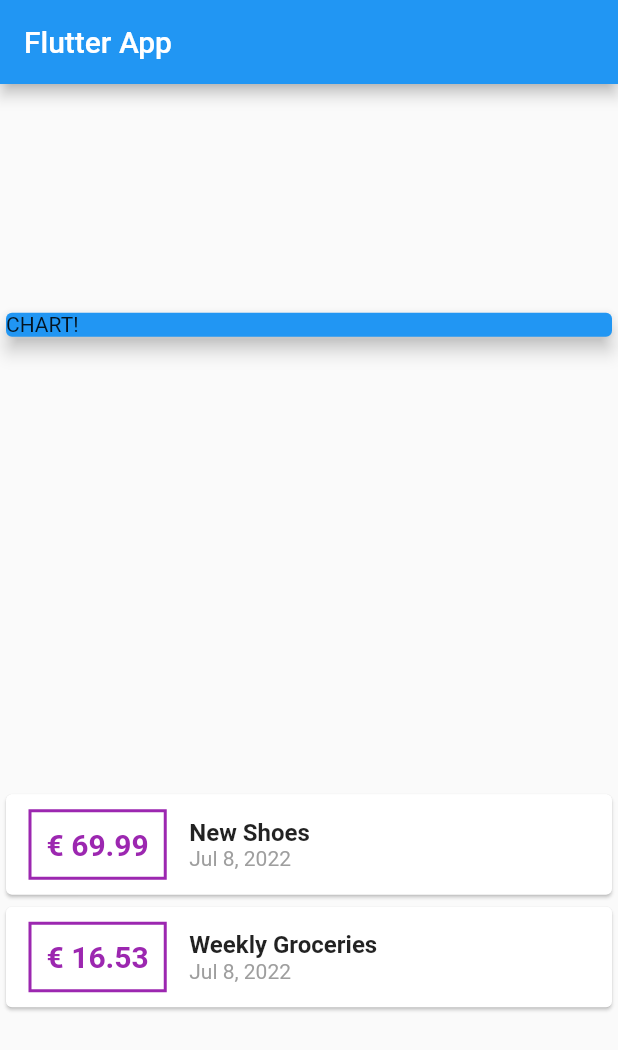
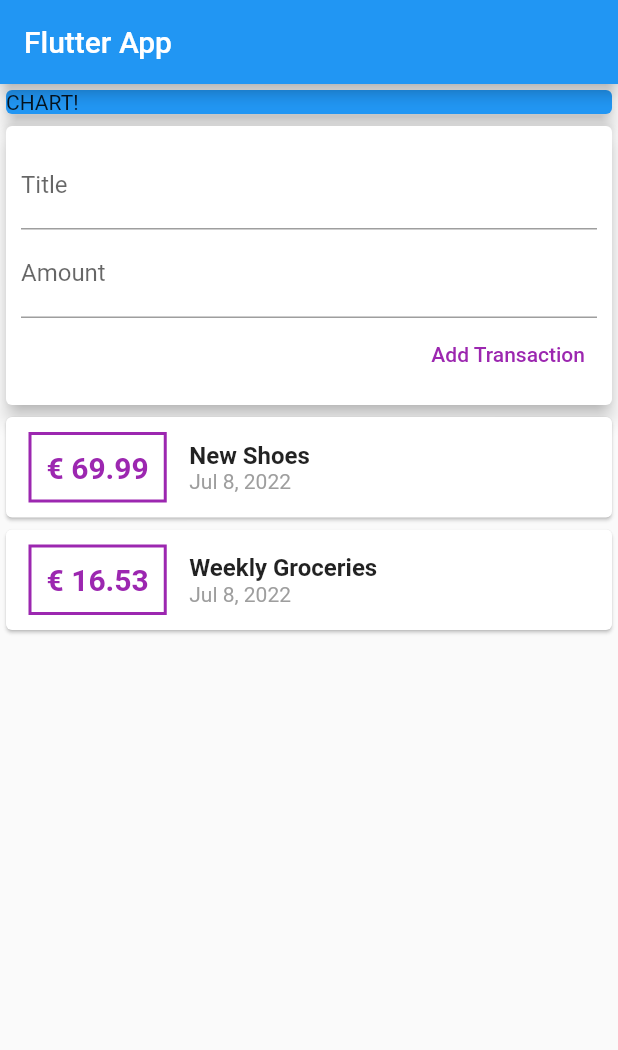
Before and after one commit to BenyNtb/flutter_expenses_app, a Flutter app: the screen it shows after launch, on a phone screen of 412 x 824 dp. Shown: the top 1050 px of the screen. Run offline on Flutter 3.47's test engine with Material 2 defaults, Android fonts, the phone set to English and light mode, and no system bars.

Commit message:
Adding Text Input Widgets(TextField)

```diff
--- a/lib/main.dart
+++ b/lib/main.dart
@@ -1,5 +1,6 @@
 import 'package:flutter/material.dart';
 import 'package:intl/intl.dart';
+
 import './transaction.dart';
 
 void main() => runApp(MyApp());
@@ -37,7 +38,7 @@ class MyHomePage extends StatelessWidget {
         title: Text('Flutter App'),
       ),
       body: Column(
-        mainAxisAlignment: MainAxisAlignment.spaceAround,
+        // mainAxisAlignment: MainAxisAlignment.start,
         crossAxisAlignment: CrossAxisAlignment.stretch,
         children: <Widget>[
           Container(
@@ -48,6 +49,29 @@ class MyHomePage extends StatelessWidget {
               elevation: 5,
             ),
           ),
+          Card(
+              elevation: 5,
+              child: Container(
+                padding: EdgeInsets.all(10),
+                child: Column(
+                  crossAxisAlignment: CrossAxisAlignment.end,
+                  children: <Widget>[
+                    TextField(
+                      decoration: InputDecoration(labelText: 'Title'),
+                    ),
+                    TextField(
+                      decoration: InputDecoration(labelText: 'Amount'),
+                    ),
+                    TextButton(
+                      child: Text(
+                        'Add Transaction',
+                        style: TextStyle(color: Colors.purple),
+                      ),
+                      onPressed: () {},
+                    )
+                  ],
+                ),
+              )),
           Column(
             children: transactions.map((tx) {
               return Card(
```
